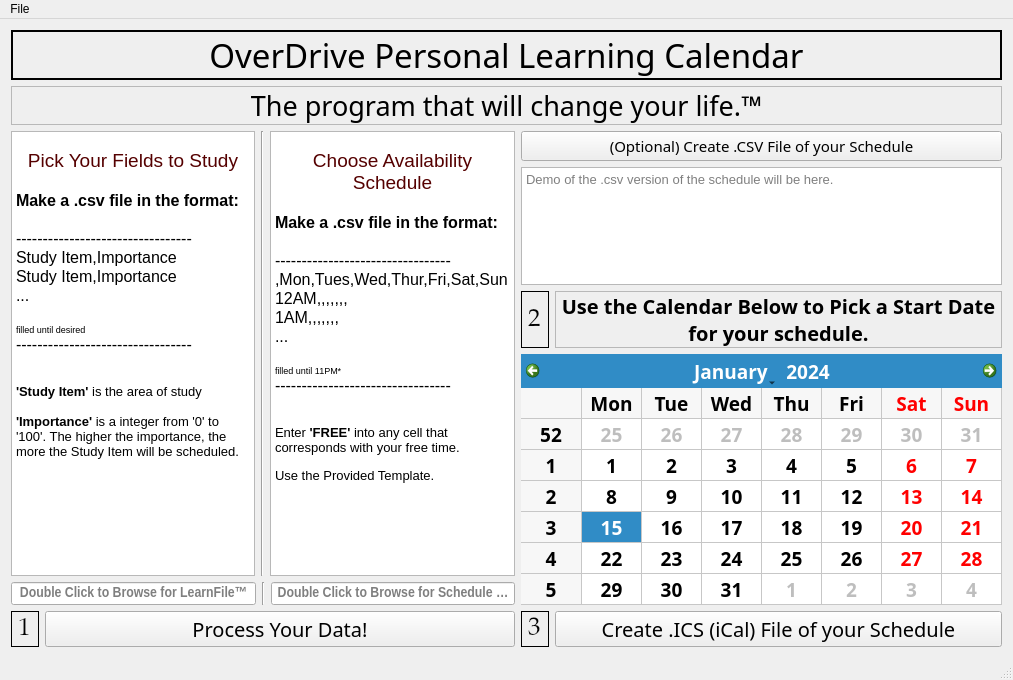
First picture: the form in inputwindow.ui, repository bytePro17124/OverDrive-Personal-Learning-Calendar, before the edit.
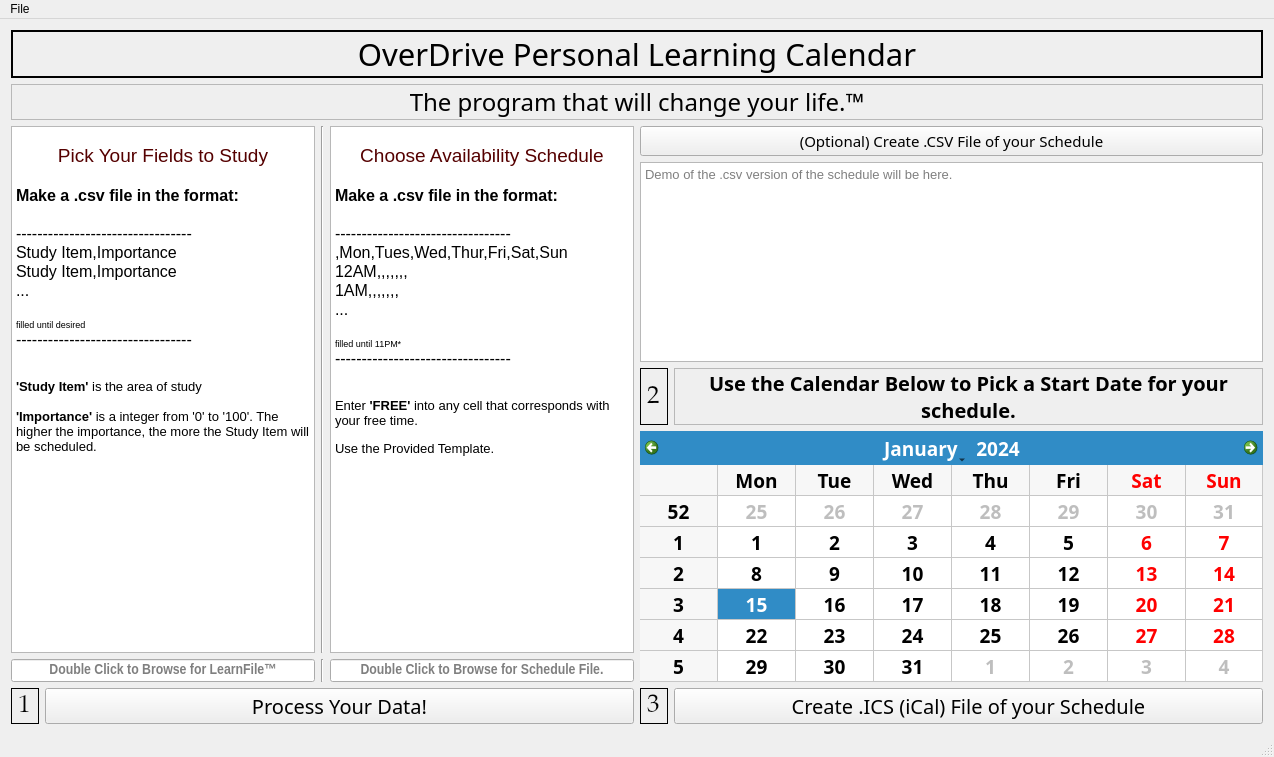
Second picture: the form after the edit.

Commit message: removed debug, resized ui

The edit to the form file:
```diff
--- a/inputwindow.ui
+++ b/inputwindow.ui
@@ -6,8 +6,8 @@
    <rect>
     <x>0</x>
     <y>0</y>
-    <width>1013</width>
-    <height>680</height>
+    <width>1274</width>
+    <height>757</height>
    </rect>
   </property>
   <property name="windowTitle">
@@ -23,7 +23,7 @@
       <property name="font">
        <font>
         <family>Algerian</family>
-        <pointsize>25</pointsize>
+        <pointsize>23</pointsize>
         <weight>50</weight>
         <bold>false</bold>
        </font>
@@ -50,7 +50,7 @@
       <property name="font">
        <font>
         <family>Baskerville Old Face</family>
-        <pointsize>20</pointsize>
+        <pointsize>18</pointsize>
         <underline>false</underline>
        </font>
       </property>
@@ -89,8 +89,8 @@
              <string>&lt;!DOCTYPE HTML PUBLIC &quot;-//W3C//DTD HTML 4.0//EN&quot; &quot;http://www.w3.org/TR/REC-html40/strict.dtd&quot;&gt;
 &lt;html&gt;&lt;head&gt;&lt;meta name=&quot;qrichtext&quot; content=&quot;1&quot; /&gt;&lt;style type=&quot;text/css&quot;&gt;
 p, li { white-space: pre-wrap; }
-&lt;/style&gt;&lt;/head&gt;&lt;body style=&quot; font-family:'MS Shell Dlg 2'; font-size:8.25pt; font-weight:400; font-style:normal;&quot;&gt;
-&lt;p align=&quot;center&quot; style=&quot;-qt-paragraph-type:empty; margin-top:0px; margin-bottom:0px; margin-left:0px; margin-right:0px; -qt-block-indent:0; text-indent:0px;&quot;&gt;&lt;br /&gt;&lt;/p&gt;
+&lt;/style&gt;&lt;/head&gt;&lt;body style=&quot; font-family:'MS Shell Dlg 2'; font-size:8pt; font-weight:400; font-style:normal;&quot;&gt;
+&lt;p align=&quot;center&quot; style=&quot;-qt-paragraph-type:empty; margin-top:0px; margin-bottom:0px; margin-left:0px; margin-right:0px; -qt-block-indent:0; text-indent:0px; font-size:8.25pt;&quot;&gt;&lt;br /&gt;&lt;/p&gt;
 &lt;p align=&quot;center&quot; style=&quot; margin-top:0px; margin-bottom:0px; margin-left:0px; margin-right:0px; -qt-block-indent:0; text-indent:0px;&quot;&gt;&lt;span style=&quot; font-size:14pt; color:#550000;&quot;&gt;Pick Your Fields to Study&lt;/span&gt;&lt;/p&gt;
 &lt;p style=&quot;-qt-paragraph-type:empty; margin-top:0px; margin-bottom:0px; margin-left:0px; margin-right:0px; -qt-block-indent:0; text-indent:0px; font-size:12pt; font-weight:600;&quot;&gt;&lt;br /&gt;&lt;/p&gt;
 &lt;p style=&quot; margin-top:0px; margin-bottom:0px; margin-left:0px; margin-right:0px; -qt-block-indent:0; text-indent:0px;&quot;&gt;&lt;span style=&quot; font-size:12pt; font-weight:600;&quot;&gt;Make a .csv file in the format:&lt;/span&gt;&lt;/p&gt;
@@ -128,8 +128,8 @@
              <string>&lt;!DOCTYPE HTML PUBLIC &quot;-//W3C//DTD HTML 4.0//EN&quot; &quot;http://www.w3.org/TR/REC-html40/strict.dtd&quot;&gt;
 &lt;html&gt;&lt;head&gt;&lt;meta name=&quot;qrichtext&quot; content=&quot;1&quot; /&gt;&lt;style type=&quot;text/css&quot;&gt;
 p, li { white-space: pre-wrap; }
-&lt;/style&gt;&lt;/head&gt;&lt;body style=&quot; font-family:'MS Sans Serif'; font-size:8.25pt; font-weight:400; font-style:normal;&quot;&gt;
-&lt;p align=&quot;center&quot; style=&quot;-qt-paragraph-type:empty; margin-top:0px; margin-bottom:0px; margin-left:0px; margin-right:0px; -qt-block-indent:0; text-indent:0px; font-family:'MS Shell Dlg 2';&quot;&gt;&lt;br /&gt;&lt;/p&gt;
+&lt;/style&gt;&lt;/head&gt;&lt;body style=&quot; font-family:'MS Sans Serif'; font-size:8pt; font-weight:400; font-style:normal;&quot;&gt;
+&lt;p align=&quot;center&quot; style=&quot;-qt-paragraph-type:empty; margin-top:0px; margin-bottom:0px; margin-left:0px; margin-right:0px; -qt-block-indent:0; text-indent:0px; font-family:'MS Shell Dlg 2'; font-size:8.25pt;&quot;&gt;&lt;br /&gt;&lt;/p&gt;
 &lt;p align=&quot;center&quot; style=&quot; margin-top:0px; margin-bottom:0px; margin-left:0px; margin-right:0px; -qt-block-indent:0; text-indent:0px;&quot;&gt;&lt;span style=&quot; font-family:'MS Shell Dlg 2'; font-size:14pt; color:#550000;&quot;&gt;Choose Availability Schedule&lt;/span&gt;&lt;/p&gt;
 &lt;p style=&quot;-qt-paragraph-type:empty; margin-top:0px; margin-bottom:0px; margin-left:0px; margin-right:0px; -qt-block-indent:0; text-indent:0px; font-family:'MS Shell Dlg 2'; font-size:12pt;&quot;&gt;&lt;br /&gt;&lt;/p&gt;
 &lt;p style=&quot; margin-top:0px; margin-bottom:0px; margin-left:0px; margin-right:0px; -qt-block-indent:0; text-indent:0px;&quot;&gt;&lt;span style=&quot; font-family:'MS Shell Dlg 2'; font-size:12pt; font-weight:600;&quot;&gt;Make a .csv file in the format:&lt;/span&gt;&lt;/p&gt;
@@ -145,7 +145,7 @@
 &lt;p style=&quot;-qt-paragraph-type:empty; margin-top:0px; margin-bottom:0px; margin-left:0px; margin-right:0px; -qt-block-indent:0; text-indent:0px; font-family:'MS Shell Dlg 2'; font-size:10pt;&quot;&gt;&lt;br /&gt;&lt;/p&gt;
 &lt;p style=&quot;-qt-paragraph-type:empty; margin-top:0px; margin-bottom:0px; margin-left:0px; margin-right:0px; -qt-block-indent:0; text-indent:0px; font-family:'MS Shell Dlg 2'; font-size:10pt;&quot;&gt;&lt;br /&gt;&lt;/p&gt;
 &lt;p style=&quot; margin-top:0px; margin-bottom:0px; margin-left:0px; margin-right:0px; -qt-block-indent:0; text-indent:0px;&quot;&gt;&lt;span style=&quot; font-family:'MS Shell Dlg 2'; font-size:10pt;&quot;&gt;Enter &lt;/span&gt;&lt;span style=&quot; font-family:'MS Shell Dlg 2'; font-size:10pt; font-weight:600;&quot;&gt;'FREE'&lt;/span&gt;&lt;span style=&quot; font-family:'MS Shell Dlg 2'; font-size:10pt;&quot;&gt; into any cell that corresponds with your free time.&lt;/span&gt;&lt;/p&gt;
-&lt;p style=&quot;-qt-paragraph-type:empty; margin-top:0px; margin-bottom:0px; margin-left:0px; margin-right:0px; -qt-block-indent:0; text-indent:0px; font-family:'MS Shell Dlg 2';&quot;&gt;&lt;br /&gt;&lt;/p&gt;
+&lt;p style=&quot;-qt-paragraph-type:empty; margin-top:0px; margin-bottom:0px; margin-left:0px; margin-right:0px; -qt-block-indent:0; text-indent:0px; font-family:'MS Shell Dlg 2'; font-size:8.25pt;&quot;&gt;&lt;br /&gt;&lt;/p&gt;
 &lt;p style=&quot; margin-top:0px; margin-bottom:0px; margin-left:0px; margin-right:0px; -qt-block-indent:0; text-indent:0px;&quot;&gt;&lt;span style=&quot; font-family:'MS Shell Dlg 2'; font-size:10pt;&quot;&gt;Use the Provided Template.&lt;/span&gt;&lt;/p&gt;&lt;/body&gt;&lt;/html&gt;</string>
             </property>
            </widget>
@@ -450,8 +450,8 @@
     <rect>
      <x>0</x>
      <y>0</y>
-     <width>1013</width>
-     <height>21</height>
+     <width>1274</width>
+     <height>24</height>
     </rect>
    </property>
    <widget class="QMenu" name="menuFile">
```
The commit also changes 1 other file.
